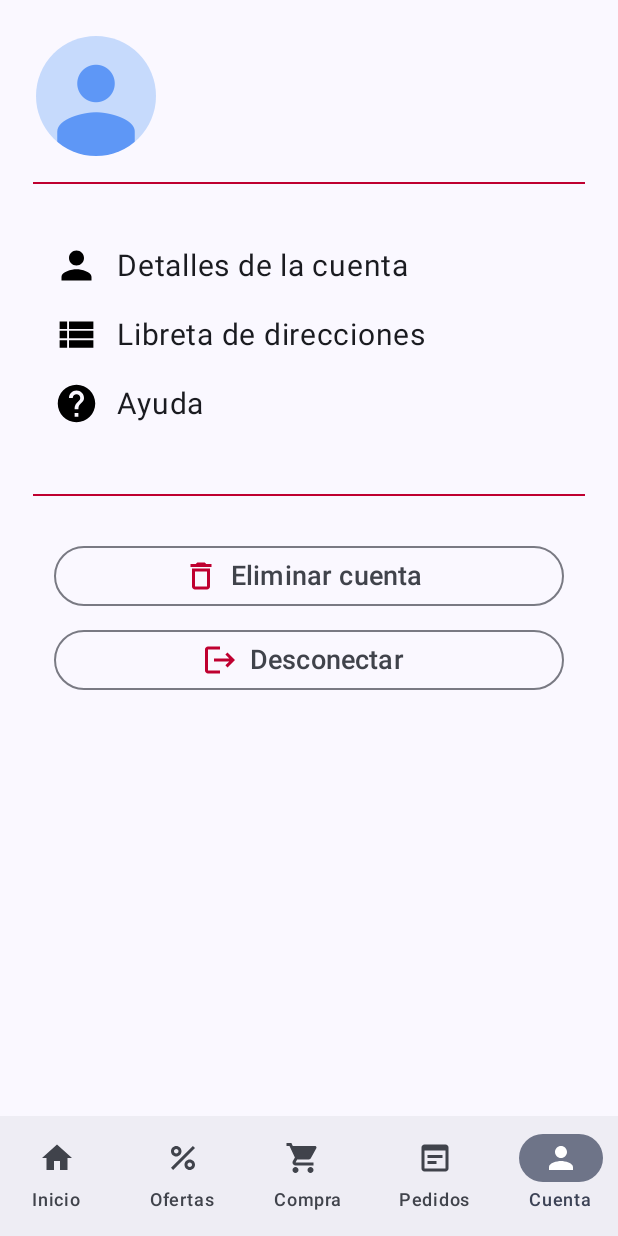
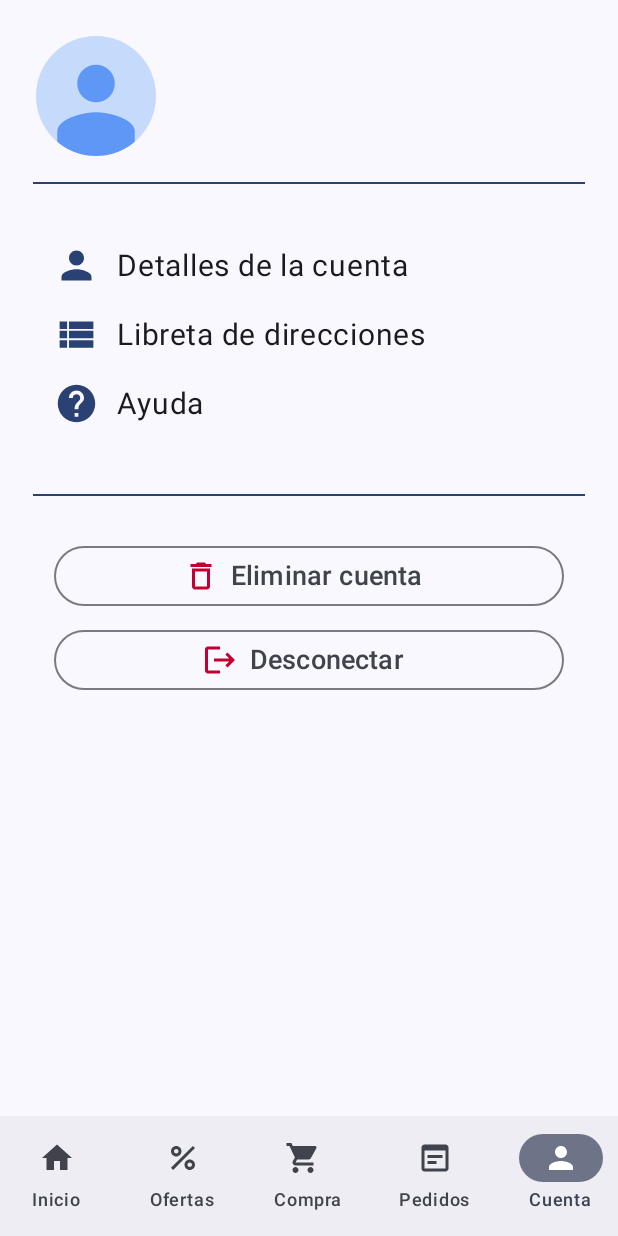
Before and after one commit to fjmarlop/PizzettApp, an Android app built with Jetpack Compose: the ProfileScreen screen opened through its navigation route, item 5 of the bottom bar chosen, on a phone screen of 412 x 824 dp. Run offline under Robolectric (Android 15) with nearby library versions, the phone set to English and light mode, and no system bars; our stand-ins replace Dagger/Hilt's generated code, Firebase (no records; nobody signed in at launch, a user with empty details on screens opened directly), Room's generated code, livedata-compose; libraries missing offline, so code that uses them is left out: com.facebook, com.facebook.login; pictures from the network do not load; 8 statements that could not run were skipped.

Commit message:
update ui cuenta

```diff
--- a/app/src/main/java/es/fjmarlop/pizzettApp/screens/profile/ui/ProfileScreen.kt
+++ b/app/src/main/java/es/fjmarlop/pizzettApp/screens/profile/ui/ProfileScreen.kt
@@ -18,6 +18,7 @@ import androidx.compose.material.icons.filled.Logout
 import androidx.compose.material.icons.filled.Person
 import androidx.compose.material.icons.filled.ViewList
 import androidx.compose.material3.Divider
+import androidx.compose.material3.MaterialTheme
 import androidx.compose.material3.OutlinedButton
 import androidx.compose.material3.Text
 import androidx.compose.runtime.Composable
@@ -79,13 +80,13 @@ fun Perfil(
             .padding(12.dp)
     ) {
         PerfilHeader(profileViewModel)
-        Divider(Modifier.padding(horizontal = 10.dp, vertical = 5.dp), color = Color(0xFFBF0030))
+        Divider(Modifier.padding(horizontal = 10.dp, vertical = 5.dp), color = MaterialTheme.colorScheme.primary)
         Spacer(modifier = Modifier.size(10.dp))
         PerfilBody(
             onclickDetallesCuenta = { profileViewModel.goToDetailsProfile(navController) },
             onclickAyuda = { /*TODO*/ },
             onclickLibretaDirecciones = { profileViewModel.goToAddress(navController) })
-        Divider(Modifier.padding(horizontal = 10.dp, vertical = 5.dp), color = Color(0xFFBF0030))
+        Divider(Modifier.padding(horizontal = 10.dp, vertical = 5.dp), color = MaterialTheme.colorScheme.primary)
         PerfilButtons(
             onclickEliminarCuenta = {
                 profileViewModel.onClickEliminarCuenta(
@@ -188,7 +189,7 @@ fun BodyItem(onclick: () -> Unit, icon: ImageVector, text: String) {
         modifier = Modifier
             .fillMaxWidth()
             .clickable { onclick() }) {
-        Image(imageVector = icon, contentDescription = text, modifier = Modifier.size(30.dp))
+        Image(imageVector = icon, contentDescription = text, modifier = Modifier.size(30.dp), colorFilter = ColorFilter.tint(MaterialTheme.colorScheme.primary))
         Text(text = text, fontSize = 20.sp, modifier = Modifier.padding(horizontal = 12.dp))
     }
     Spacer(modifier = Modifier.size(16.dp))
```
